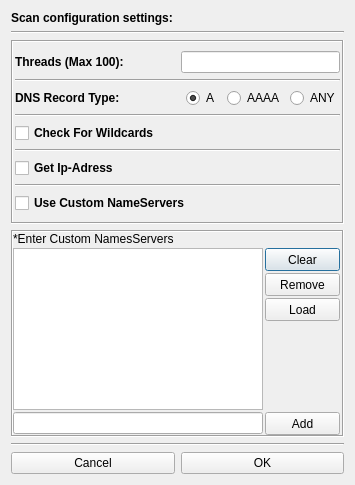
First picture: the form in Gui/src/Dialogs/ConfigDialog.ui, repository 3nock/OTE, before the edit.
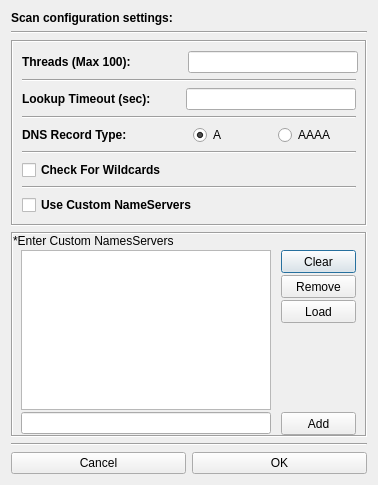
Second picture: the form after the edit.

Patch:
```diff
--- a/Gui/src/Dialogs/ConfigDialog.ui
+++ b/Gui/src/Dialogs/ConfigDialog.ui
@@ -6,25 +6,25 @@
    <rect>
     <x>0</x>
     <y>0</y>
-    <width>355</width>
+    <width>378</width>
     <height>485</height>
    </rect>
   </property>
   <property name="sizePolicy">
-   <sizepolicy hsizetype="Maximum" vsizetype="Maximum">
+   <sizepolicy hsizetype="Fixed" vsizetype="Maximum">
     <horstretch>0</horstretch>
     <verstretch>0</verstretch>
    </sizepolicy>
   </property>
   <property name="minimumSize">
    <size>
-    <width>0</width>
+    <width>350</width>
     <height>0</height>
    </size>
   </property>
   <property name="maximumSize">
    <size>
-    <width>355</width>
+    <width>378</width>
     <height>485</height>
    </size>
   </property>
@@ -74,18 +74,12 @@
       <enum>QFrame::Sunken</enum>
      </property>
      <layout class="QVBoxLayout" name="verticalLayout">
-      <property name="leftMargin">
-       <number>2</number>
-      </property>
-      <property name="rightMargin">
-       <number>2</number>
-      </property>
       <item>
        <layout class="QHBoxLayout" name="horizontalLayout_2">
         <item>
          <widget class="QLabel" name="label_3">
           <property name="sizePolicy">
-           <sizepolicy hsizetype="Fixed" vsizetype="Fixed">
+           <sizepolicy hsizetype="Preferred" vsizetype="Maximum">
             <horstretch>0</horstretch>
             <verstretch>0</verstretch>
            </sizepolicy>
@@ -120,11 +114,17 @@
         <item>
          <widget class="QLineEdit" name="lineEdit_threads">
           <property name="sizePolicy">
-           <sizepolicy hsizetype="Preferred" vsizetype="Fixed">
+           <sizepolicy hsizetype="Fixed" vsizetype="Fixed">
             <horstretch>0</horstretch>
             <verstretch>0</verstretch>
            </sizepolicy>
           </property>
+          <property name="minimumSize">
+           <size>
+            <width>170</width>
+            <height>0</height>
+           </size>
+          </property>
           <property name="maximumSize">
            <size>
             <width>170</width>
@@ -148,12 +148,64 @@
         </property>
        </widget>
       </item>
+      <item>
+       <layout class="QHBoxLayout" name="horizontalLayout_5">
+        <item>
+         <widget class="QLabel" name="label">
+          <property name="sizePolicy">
+           <sizepolicy hsizetype="Preferred" vsizetype="Maximum">
+            <horstretch>0</horstretch>
+            <verstretch>0</verstretch>
+           </sizepolicy>
+          </property>
+          <property name="font">
+           <font>
+            <weight>75</weight>
+            <bold>true</bold>
+           </font>
+          </property>
+          <property name="text">
+           <string>Lookup Timeout (sec):</string>
+          </property>
+         </widget>
+        </item>
+        <item>
+         <widget class="QLineEdit" name="lineEdit_timeout">
+          <property name="sizePolicy">
+           <sizepolicy hsizetype="Fixed" vsizetype="Fixed">
+            <horstretch>0</horstretch>
+            <verstretch>0</verstretch>
+           </sizepolicy>
+          </property>
+          <property name="minimumSize">
+           <size>
+            <width>170</width>
+            <height>0</height>
+           </size>
+          </property>
+          <property name="maximumSize">
+           <size>
+            <width>170</width>
+            <height>16777215</height>
+           </size>
+          </property>
+         </widget>
+        </item>
+       </layout>
+      </item>
+      <item>
+       <widget class="Line" name="line_6">
+        <property name="orientation">
+         <enum>Qt::Horizontal</enum>
+        </property>
+       </widget>
+      </item>
       <item>
        <layout class="QHBoxLayout" name="horizontalLayout_4">
         <item>
          <widget class="QLabel" name="label_6">
           <property name="sizePolicy">
-           <sizepolicy hsizetype="Fixed" vsizetype="Fixed">
+           <sizepolicy hsizetype="Preferred" vsizetype="Fixed">
             <horstretch>0</horstretch>
             <verstretch>0</verstretch>
            </sizepolicy>
@@ -235,13 +287,6 @@
             </attribute>
            </widget>
           </item>
-          <item>
-           <widget class="QRadioButton" name="radioButton_dnsRecordType_ANY">
-            <property name="text">
-             <string>ANY</string>
-            </property>
-           </widget>
-          </item>
          </layout>
         </item>
        </layout>
@@ -272,26 +317,6 @@
         </property>
        </widget>
       </item>
-      <item>
-       <widget class="Line" name="line_5">
-        <property name="orientation">
-         <enum>Qt::Horizontal</enum>
-        </property>
-       </widget>
-      </item>
-      <item>
-       <widget class="QCheckBox" name="checkBox_getIpAddress">
-        <property name="font">
-         <font>
-          <weight>75</weight>
-          <bold>true</bold>
-         </font>
-        </property>
-        <property name="text">
-         <string>Get Ip-Adress</string>
-        </property>
-       </widget>
-      </item>
       <item>
        <widget class="Line" name="line_2">
         <property name="orientation">
```
Left out of the diff: 2 changed lines with no effect on the pictures.
